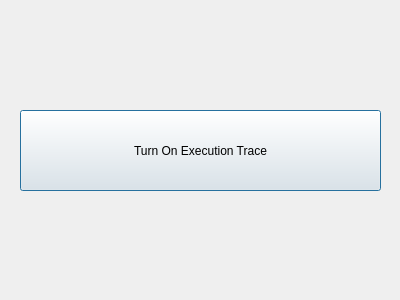
Qt form SQLite_DB/maintanenceview.ui (drasoulm/CS3307) before a commit.
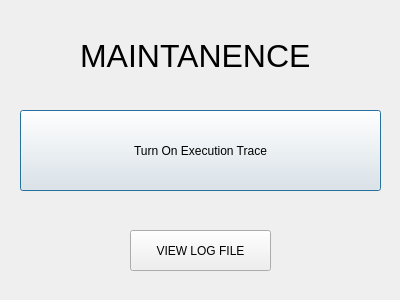
The same form after that commit.

Diff of the .ui file:
```diff
--- a/SQLite_DB/maintanenceview.ui
+++ b/SQLite_DB/maintanenceview.ui
@@ -26,6 +26,37 @@
     <string>Turn On Execution Trace</string>
    </property>
   </widget>
+  <widget class="QLabel" name="label">
+   <property name="geometry">
+    <rect>
+     <x>80</x>
+     <y>30</y>
+     <width>261</width>
+     <height>51</height>
+    </rect>
+   </property>
+   <property name="font">
+    <font>
+     <pointsize>24</pointsize>
+    </font>
+   </property>
+   <property name="text">
+    <string>MAINTANENCE</string>
+   </property>
+  </widget>
+  <widget class="QPushButton" name="pushButton">
+   <property name="geometry">
+    <rect>
+     <x>130</x>
+     <y>230</y>
+     <width>141</width>
+     <height>41</height>
+    </rect>
+   </property>
+   <property name="text">
+    <string>VIEW LOG FILE</string>
+   </property>
+  </widget>
  </widget>
  <resources/>
  <connections/>
```
